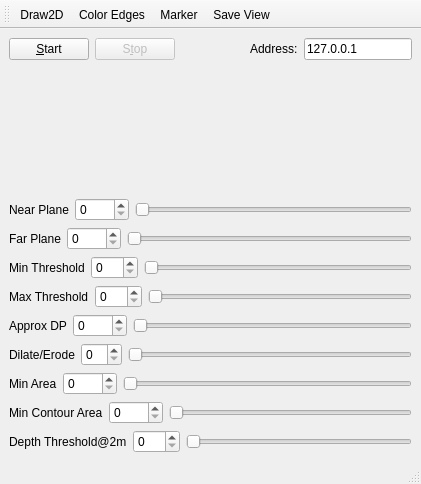
First picture: the form in acquisition/AcquisitionUI.ui, repository djgaspa/meshification, before the edit.
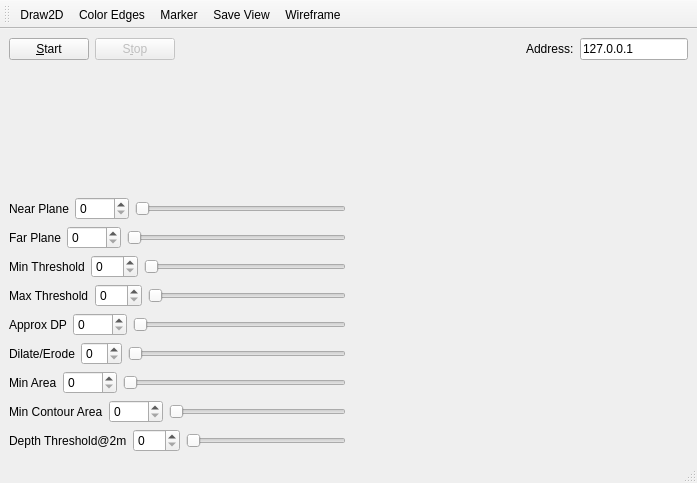
Second picture: the form after the edit. Custom widgets are drawn as their Qt base class.

Commit message: Integration of a 3D viewer.

Patch:
```diff
--- a/acquisition/AcquisitionUI.ui
+++ b/acquisition/AcquisitionUI.ui
@@ -6,15 +6,15 @@
    <rect>
     <x>0</x>
     <y>0</y>
-    <width>421</width>
-    <height>484</height>
+    <width>697</width>
+    <height>483</height>
    </rect>
   </property>
   <property name="windowTitle">
    <string>Point Cloud Meshifier</string>
   </property>
   <widget class="QWidget" name="centralwidget">
-   <layout class="QVBoxLayout" name="verticalLayout">
+   <layout class="QVBoxLayout" name="verticalLayout_2">
     <item>
      <layout class="QHBoxLayout" name="horizontalLayout">
       <item>
@@ -70,49 +70,17 @@
      </layout>
     </item>
     <item>
-     <layout class="QHBoxLayout" name="horizontalLayout_2">
+     <layout class="QHBoxLayout" name="horizontalLayout_13">
       <item>
-       <spacer name="horizontalSpacer_2">
-        <property name="orientation">
-         <enum>Qt::Horizontal</enum>
-        </property>
-        <property name="sizeHint" stdset="0">
-         <size>
-          <width>40</width>
-          <height>20</height>
-         </size>
-        </property>
-       </spacer>
-      </item>
+       <layout class="QVBoxLayout" name="verticalLayout">
       <item>
        <widget class="QLabel" name="lbl_frame">
-        <property name="sizePolicy">
-         <sizepolicy hsizetype="Preferred" vsizetype="MinimumExpanding">
-          <horstretch>0</horstretch>
-          <verstretch>0</verstretch>
-         </sizepolicy>
-        </property>
         <property name="text">
          <string/>
         </property>
        </widget>
       </item>
       <item>
-       <spacer name="horizontalSpacer_3">
-        <property name="orientation">
-         <enum>Qt::Horizontal</enum>
-        </property>
-        <property name="sizeHint" stdset="0">
-         <size>
-          <width>40</width>
-          <height>20</height>
-         </size>
-        </property>
-       </spacer>
-      </item>
-     </layout>
-    </item>
-    <item>
      <layout class="QHBoxLayout" name="horizontalLayout_3">
       <item>
        <widget class="QLabel" name="label">
@@ -365,6 +333,20 @@
      </layout>
     </item>
    </layout>
+      </item>
+      <item>
+       <widget class="Viewer" name="viewer" native="true">
+        <property name="sizePolicy">
+         <sizepolicy hsizetype="Expanding" vsizetype="Preferred">
+          <horstretch>0</horstretch>
+          <verstretch>0</verstretch>
+         </sizepolicy>
+        </property>
+       </widget>
+      </item>
+     </layout>
+    </item>
+   </layout>
   </widget>
   <widget class="QMenuBar" name="menubar">
    <property name="geometry">
@@ -391,6 +373,7 @@
    <addaction name="actionColor_Edges"/>
    <addaction name="actionMarker"/>
    <addaction name="actionSave_View"/>
+   <addaction name="action_Wireframe"/>
   </widget>
   <action name="actionColor_Edges">
    <property name="checkable">
@@ -445,7 +428,23 @@
     <string>Ctrl+P</string>
    </property>
   </action>
+  <action name="action_Wireframe">
+   <property name="checkable">
+    <bool>true</bool>
+   </property>
+   <property name="text">
+    <string>&amp;Wireframe</string>
+   </property>
+  </action>
  </widget>
+ <customwidgets>
+  <customwidget>
+   <class>Viewer</class>
+   <extends>QWidget</extends>
+   <header location="global">Viewer.hpp</header>
+   <container>1</container>
+  </customwidget>
+ </customwidgets>
  <resources/>
  <connections>
   <connection>
```
Left out of the diff: 2 changed lines with no effect on the pictures. Lines whose indentation alone changed are shown as unchanged. The commit also changes 10 other files.
